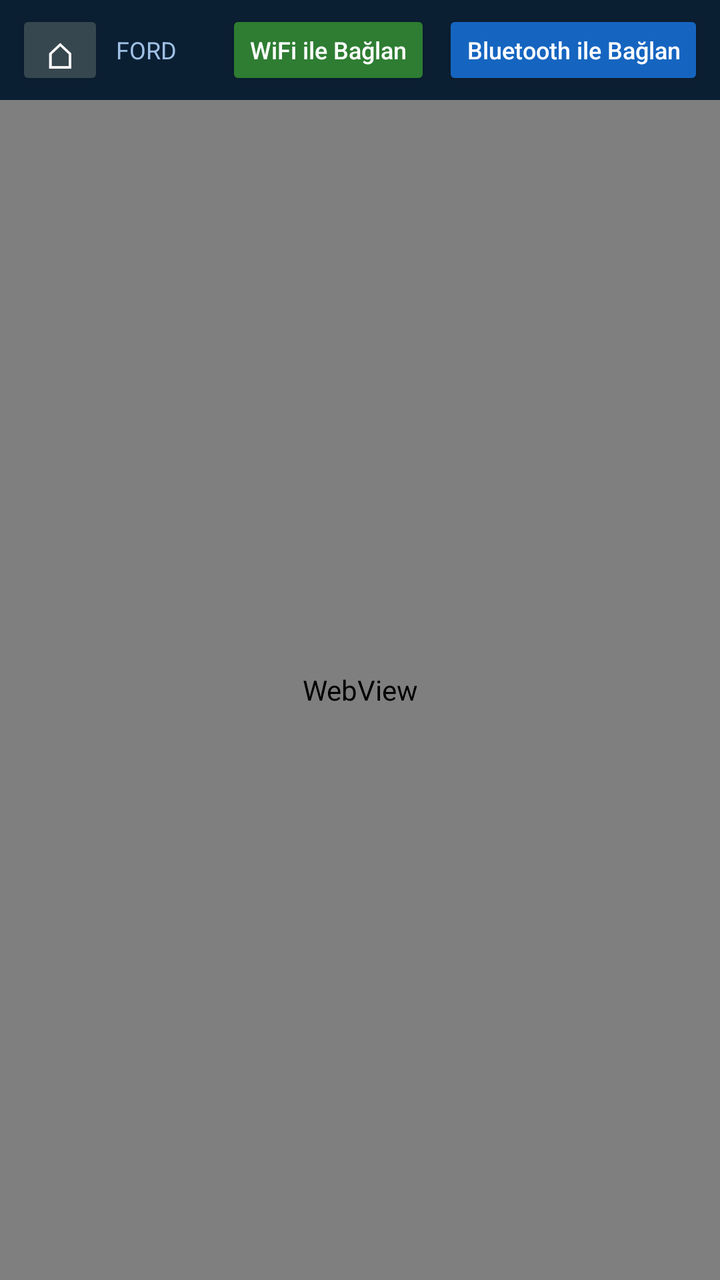
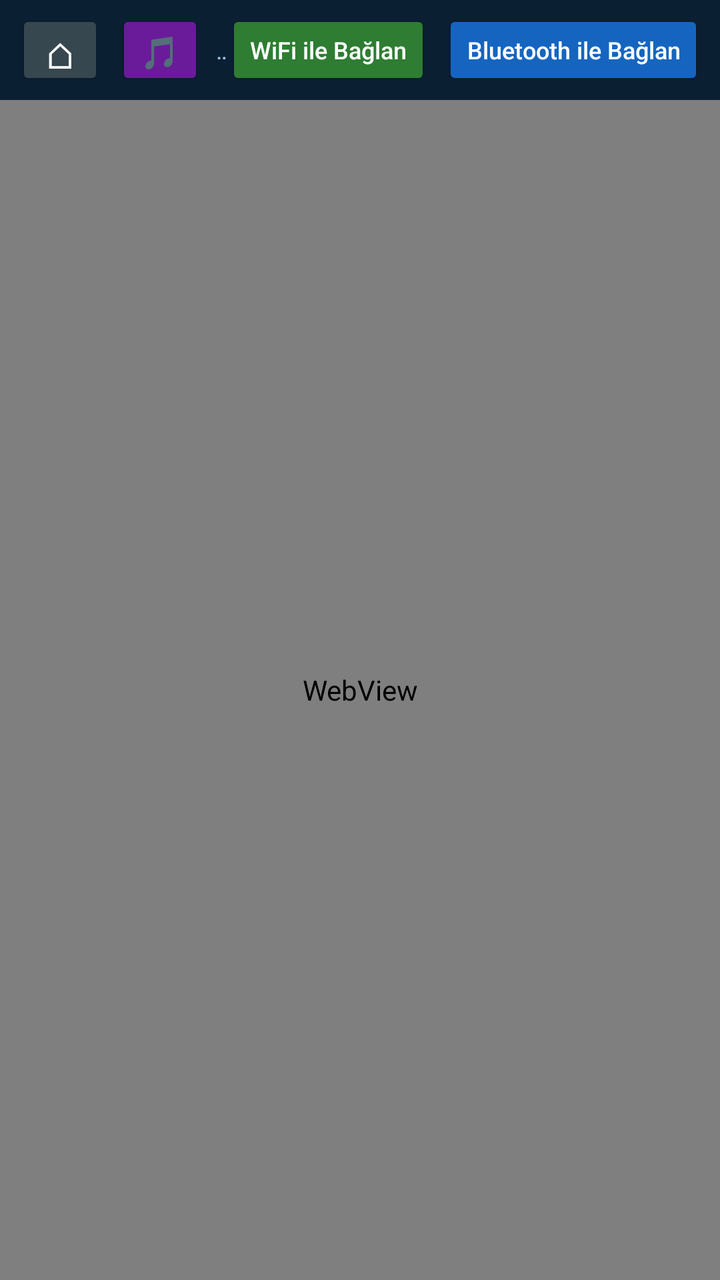

Screens rendered from an Android XML layout before and after an edit, with the pre-edit source and the edit as a unified diff.
<!-- AndroidManifest.xml: application theme Theme.FordPanel -->
<!-- res/layout/activity_main.xml -->
<?xml version="1.0" encoding="utf-8"?>
<LinearLayout xmlns:android="http://schemas.android.com/apk/res/android"
    android:layout_width="match_parent"
    android:layout_height="match_parent"
    android:orientation="vertical"
    android:background="#0b1f33">

    
    <LinearLayout
        android:layout_width="match_parent"
        android:layout_height="wrap_content"
        android:orientation="horizontal"
        android:gravity="center_vertical"
        android:background="#0b1f33"
        android:paddingLeft="8dp"
        android:paddingRight="8dp"
        android:paddingTop="5dp"
        android:paddingBottom="5dp">

        <Button
            android:id="@+id/homeBtn"
            android:layout_width="wrap_content"
            android:layout_height="40dp"
            android:minWidth="44dp"
            android:text="⌂"
            android:textColor="#ffffff"
            android:textSize="18sp"
            android:textAllCaps="false"
            android:backgroundTint="#37474f"
            android:layout_marginEnd="6dp"
            android:paddingLeft="8dp"
            android:paddingRight="8dp" />

        <TextView
            android:id="@+id/durum"
            android:layout_width="0dp"
            android:layout_height="wrap_content"
            android:layout_weight="1"
            android:text="FORD"
            android:textColor="#9fc0e4"
            android:textSize="12sp"
            android:maxLines="1"
            android:ellipsize="end" />

        <Button
            android:id="@+id/wifiBtn"
            android:layout_width="wrap_content"
            android:layout_height="40dp"
            android:text="WiFi ile Bağlan"
            android:textColor="#ffffff"
            android:textSize="12sp"
            android:textAllCaps="false"
            android:backgroundTint="#2e7d32"
            android:layout_marginEnd="6dp"
            android:paddingLeft="12dp"
            android:paddingRight="12dp" />

        <Button
            android:id="@+id/btBtn"
            android:layout_width="wrap_content"
            android:layout_height="40dp"
            android:text="Bluetooth ile Bağlan"
            android:textColor="#ffffff"
            android:textSize="12sp"
            android:textAllCaps="false"
            android:backgroundTint="#1565c0"
            android:paddingLeft="12dp"
            android:paddingRight="12dp" />
    </LinearLayout>

    <WebView
        android:id="@+id/web"
        android:layout_width="match_parent"
        android:layout_height="0dp"
        android:layout_weight="1" />
</LinearLayout>
<!-- resources referenced by this layout -->
<resources>
  <style name="Theme.FordPanel" parent="@android:style/Theme.Material.NoActionBar">
          <item name="android:windowBackground">#0b1f33</item>
          <item name="android:statusBarColor">#0b1f33</item>
          <item name="android:navigationBarColor">#0b1f33</item>
      </style>
</resources>

<!-- the commit's change to res/layout/activity_main.xml (unified diff, before → after) -->
@@ -27,6 +27,20 @@
             android:textSize="18sp"
             android:textAllCaps="false"
             android:backgroundTint="#37474f"
+            android:layout_marginEnd="6dp"
+            android:paddingLeft="8dp"
+            android:paddingRight="8dp" />
+
+        <Button
+            android:id="@+id/mp3Btn"
+            android:layout_width="wrap_content"
+            android:layout_height="40dp"
+            android:minWidth="44dp"
+            android:text="🎵"
+            android:textColor="#ffffff"
+            android:textSize="16sp"
+            android:textAllCaps="false"
+            android:backgroundTint="#6a1b9a"
             android:layout_marginEnd="6dp"
             android:paddingLeft="8dp"
             android:paddingRight="8dp" />
